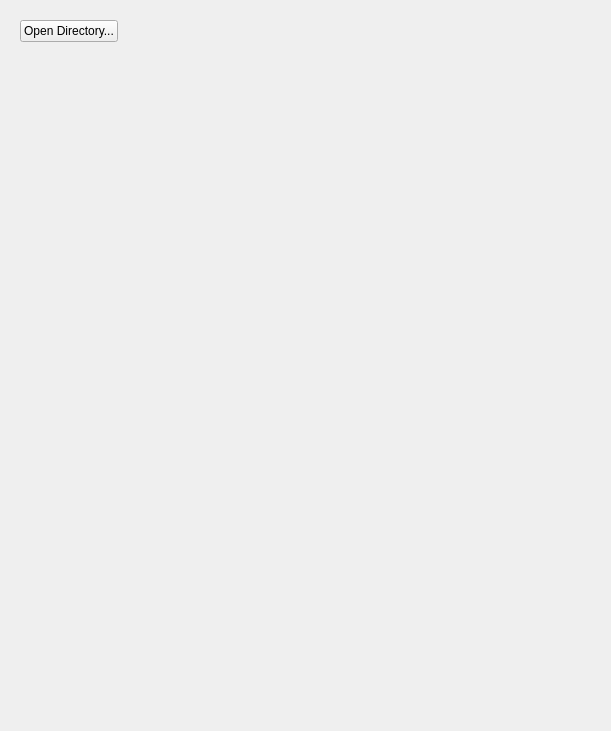
Qt form ro.navicad.VTKDicom/pluginInterfaceWidget.ui (transbite/VTKTests) before a commit.
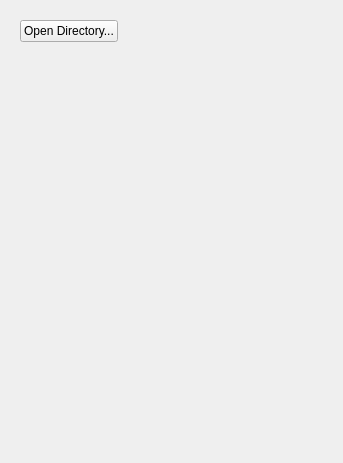
The same form after that commit.

```diff
--- a/ro.navicad.VTKDicom/pluginInterfaceWidget.ui
+++ b/ro.navicad.VTKDicom/pluginInterfaceWidget.ui
@@ -6,8 +6,8 @@
    <rect>
     <x>0</x>
     <y>0</y>
-    <width>611</width>
-    <height>731</height>
+    <width>343</width>
+    <height>463</height>
    </rect>
   </property>
   <property name="windowTitle">
```
